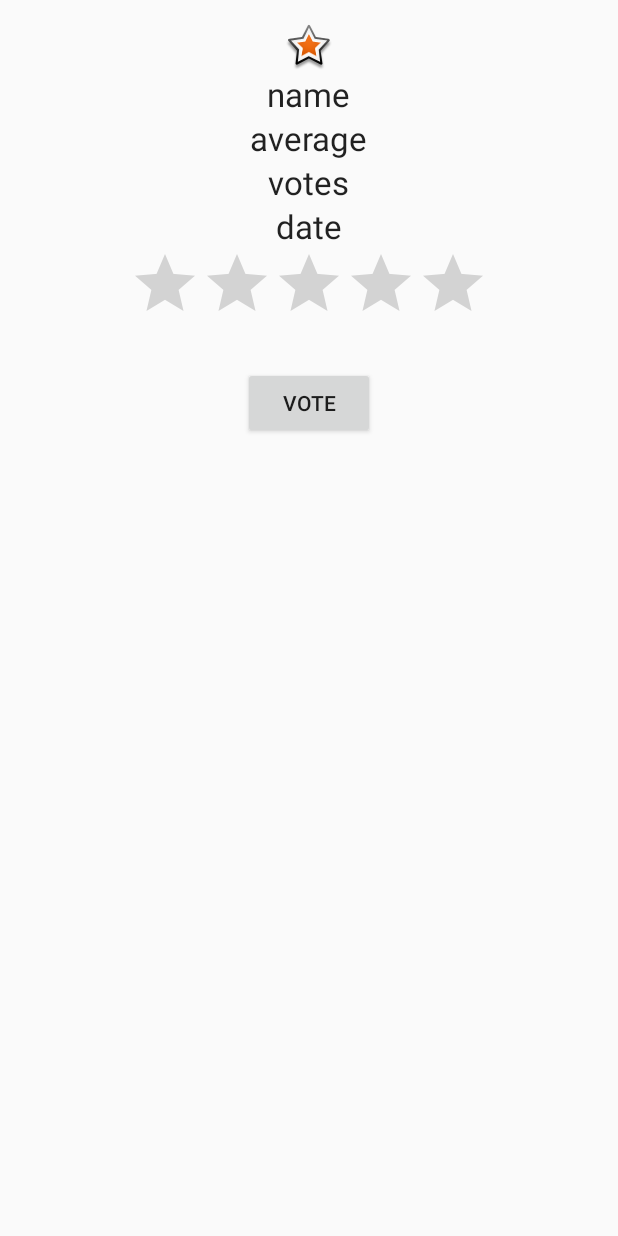
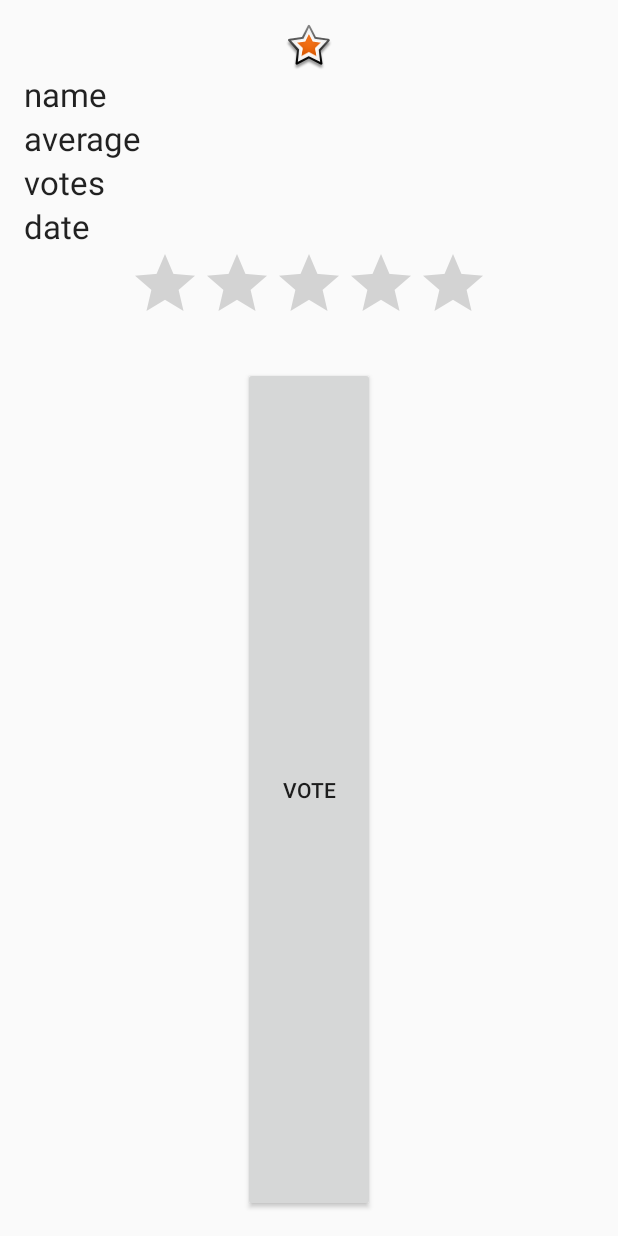
Before and after one commit to KrzysztofPawlak/Hot_Nails_Android, an Android app: the DetailActivity screen opened directly, with no data from a screen before it, on a phone screen of 412 x 824 dp. Run offline under Robolectric (Android 15) with nearby library versions, the phone set to English and light mode, and no system bars; libraries missing offline, so code that uses them is left out: com.nostra13.universalimageloader; 2 statements that could not run were skipped.

```diff
--- a/app/src/main/java/com/pawlak/krzysiek/hotnail/DetailActivity.java
+++ b/app/src/main/java/com/pawlak/krzysiek/hotnail/DetailActivity.java
@@ -185,6 +185,9 @@ public class DetailActivity extends AppCompatActivity {
             ivImage.setPadding(0, 0, 0, 0);
             ivImage.setAdjustViewBounds(true);
         }
+//        getSupportActionBar().setTitle("Back to Menu");
+//        getSupportActionBar().setHomeButtonEnabled(true);
+//        getSupportActionBar().setDisplayHomeAsUpEnabled(true);
     }
 
     @Override
--- a/app/src/main/java/com/pawlak/krzysiek/hotnail/PhotoActivity.java
+++ b/app/src/main/java/com/pawlak/krzysiek/hotnail/PhotoActivity.java
@@ -164,6 +164,10 @@ public class PhotoActivity extends AppCompatActivity {
                 myCommand.execute();
             }
         });
+
+        getSupportActionBar().setTitle("Back to Menu");
+        getSupportActionBar().setHomeButtonEnabled(true);
+        getSupportActionBar().setDisplayHomeAsUpEnabled(true);
     }
 
     @Override
--- a/app/src/main/res/layout/activity_detail.xml
+++ b/app/src/main/res/layout/activity_detail.xml
@@ -5,7 +5,7 @@
     android:layout_width="match_parent"
     android:layout_height="match_parent"
     android:fitsSystemWindows="true"
-    tools:context="com.pawlak.krzysiek.hotnail.com.pawlak.krzysiek.hotnail.DetailActivity">
+    tools:context="com.pawlak.krzysiek.hotnail.DetailActivity">
 
     <android.support.design.widget.AppBarLayout
         android:layout_width="match_parent"
--- a/app/src/main/res/layout/activity_latest.xml
+++ b/app/src/main/res/layout/activity_latest.xml
@@ -5,7 +5,7 @@
     android:layout_width="match_parent"
     android:layout_height="match_parent"
     android:fitsSystemWindows="true"
-    tools:context="com.pawlak.krzysiek.hotnail.com.pawlak.krzysiek.hotnail.LatestActivity">
+    tools:context="com.pawlak.krzysiek.hotnail.LatestActivity">
 
     <android.support.design.widget.AppBarLayout
         android:layout_width="match_parent"
--- a/app/src/main/res/layout/activity_list.xml
+++ b/app/src/main/res/layout/activity_list.xml
@@ -5,7 +5,7 @@
     android:layout_width="match_parent"
     android:layout_height="match_parent"
     android:fitsSystemWindows="true"
-    tools:context="com.pawlak.krzysiek.hotnail.com.pawlak.krzysiek.hotnail.ListActivity">
+    tools:context="com.pawlak.krzysiek.hotnail.ListActivity">
 
     <android.support.design.widget.AppBarLayout
         android:layout_width="match_parent"
--- a/app/src/main/res/layout/content_detail.xml
+++ b/app/src/main/res/layout/content_detail.xml
@@ -1,92 +1,99 @@
 <?xml version="1.0" encoding="utf-8"?>
-<android.support.design.widget.CoordinatorLayout
-    android:id="@+id/coordinatorLayout"
-    xmlns:android="http://schemas.android.com/apk/res/android"
+<android.support.design.widget.CoordinatorLayout xmlns:android="http://schemas.android.com/apk/res/android"
     xmlns:app="http://schemas.android.com/apk/res-auto"
     xmlns:tools="http://schemas.android.com/tools"
+    android:id="@+id/coordinatorLayout"
     android:layout_width="match_parent"
-    android:layout_height="match_parent"
+    android:layout_height="wrap_content"
     tools:context="com.pawlak.krzysiek.hotnail.DetailActivity">
 
     <RelativeLayout xmlns:android="http://schemas.android.com/apk/res/android"
         xmlns:app="http://schemas.android.com/apk/res-auto"
         xmlns:tools="http://schemas.android.com/tools"
         android:layout_width="match_parent"
-    android:layout_height="match_parent"
+        android:layout_height="wrap_content"
         android:paddingBottom="@dimen/activity_vertical_margin"
         android:paddingLeft="@dimen/activity_horizontal_margin"
         android:paddingRight="@dimen/activity_horizontal_margin"
         android:paddingTop="@dimen/activity_vertical_margin"
         app:layout_behavior="@string/appbar_scrolling_view_behavior"
-    tools:context="com.pawlak.krzysiek.hotnail.com.pawlak.krzysiek.hotnail.DetailActivity"
+        tools:context="com.pawlak.krzysiek.hotnail.DetailActivity"
         tools:showIn="@layout/activity_detail">
 
         <ImageView
+            android:id="@+id/ivImage"
             android:layout_width="wrap_content"
             android:layout_height="wrap_content"
-        android:id="@+id/ivImage"
-        android:maxWidth="200dp"
-        android:src="@android:drawable/star_big_on"
             android:layout_alignParentTop="true"
             android:layout_centerHorizontal="true"
-        android:adjustViewBounds="false" />
+            android:adjustViewBounds="false"
+            android:maxWidth="200dp"
+            android:src="@android:drawable/star_big_on" />
 
         <Button
+            android:layout_alignParentBottom="true"
+            android:id="@+id/btnVote"
             android:layout_width="wrap_content"
             android:layout_height="wrap_content"
-        android:text="Vote"
-        android:id="@+id/btnVote"
-        android:layout_alignParentBottom="false"
+            android:layout_below="@+id/ratingBar"
             android:layout_centerHorizontal="true"
-        android:layout_marginBottom="77dp"
-        android:layout_below="@+id/ratingBar" />
+            android:text="Vote" />
 
         <RatingBar
+            android:id="@+id/ratingBar"
             android:layout_width="wrap_content"
             android:layout_height="wrap_content"
-        android:id="@+id/ratingBar"
+            android:layout_below="@+id/info_section"
+            android:layout_centerHorizontal="true"
             android:layout_marginBottom="22dp"
-        android:layout_centerHorizontal="true"
-        android:layout_below="@+id/tvDate"
-        android:stepSize="1"/>
+            android:stepSize="1" />
 
+        <LinearLayout
+            android:layout_below="@id/ivImage"
+            android:id="@+id/info_section"
+            android:layout_width="match_parent"
+            android:layout_height="wrap_content"
+            android:orientation="vertical">
             <TextView
+                android:id="@+id/tvName"
                 android:layout_width="wrap_content"
                 android:layout_height="wrap_content"
-        android:textAppearance="?android:attr/textAppearanceLarge"
-        android:text="name"
-        android:id="@+id/tvName"
                 android:layout_alignParentBottom="false"
                 android:layout_alignParentTop="false"
                 android:layout_alignWithParentIfMissing="false"
                 android:layout_below="@+id/ivImage"
-        android:layout_centerHorizontal="true" />
+                android:layout_centerHorizontal="true"
+                android:text="name"
+                android:textAppearance="?android:attr/textAppearanceLarge" />
 
             <TextView
+                android:id="@+id/tvAvg"
                 android:layout_width="wrap_content"
                 android:layout_height="wrap_content"
-        android:textAppearance="?android:attr/textAppearanceLarge"
+                android:layout_below="@+id/tvName"
+                android:layout_centerHorizontal="true"
                 android:text="average"
-        android:id="@+id/tvAvg"
-        android:layout_below="@+id/tvName"
-        android:layout_centerHorizontal="true" />
+                android:textAppearance="?android:attr/textAppearanceLarge" />
 
             <TextView
+                android:id="@+id/tvVote"
                 android:layout_width="wrap_content"
                 android:layout_height="wrap_content"
-        android:textAppearance="?android:attr/textAppearanceLarge"
+                android:layout_below="@+id/tvAvg"
+                android:layout_centerHorizontal="true"
                 android:text="votes"
-        android:id="@+id/tvVote"
-        android:layout_below="@+id/tvAvg"
-        android:layout_centerHorizontal="true" />
+                android:textAppearance="?android:attr/textAppearanceLarge" />
 
             <TextView
+                android:id="@+id/tvDate"
                 android:layout_width="wrap_content"
                 android:layout_height="wrap_content"
-        android:textAppearance="?android:attr/textAppearanceLarge"
+                android:layout_below="@+id/tvVote"
+                android:layout_centerHorizontal="true"
                 android:text="date"
-        android:id="@+id/tvDate"
-        android:layout_below="@+id/tvVote"
-        android:layout_centerHorizontal="true" />
+                android:textAppearance="?android:attr/textAppearanceLarge" />
+        </LinearLayout>
+
+
     </RelativeLayout>
 </android.support.design.widget.CoordinatorLayout>
--- a/app/src/main/res/layout/content_photo.xml
+++ b/app/src/main/res/layout/content_photo.xml
@@ -12,7 +12,7 @@
         xmlns:tools="http://schemas.android.com/tools"
         android:layout_width="match_parent"
         android:layout_height="match_parent"
-        android:background="@drawable/photo_add"
+        android:background="#81B2C6"
         android:paddingBottom="@dimen/activity_vertical_margin"
         android:paddingLeft="@dimen/activity_horizontal_margin"
         android:paddingRight="@dimen/activity_horizontal_margin"
```
Also changed, not shown: app/src/main/res/drawable/photo_add.jpg (deleted). Lines whose indentation alone changed are shown as unchanged.
